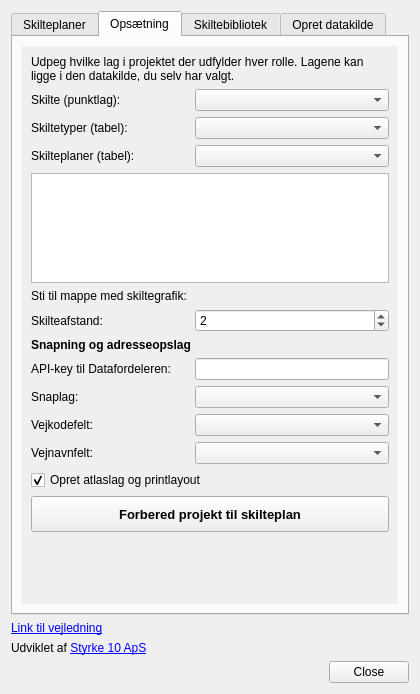
This is gui/skilteplan_dialog_base.ui in styrke10/skilteplan as Qt 5 draws it before an edit. The edited form follows.
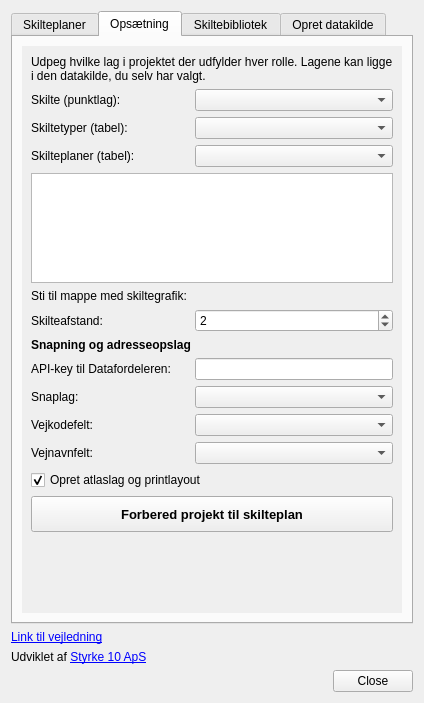
This is the edited form. Custom widgets are drawn as their Qt base class.

```diff
--- a/gui/skilteplan_dialog_base.ui
+++ b/gui/skilteplan_dialog_base.ui
@@ -6,8 +6,8 @@
    <rect>
     <x>0</x>
     <y>0</y>
-    <width>420</width>
-    <height>694</height>
+    <width>424</width>
+    <height>703</height>
    </rect>
   </property>
   <property name="minimumSize">
@@ -298,8 +298,8 @@
            <rect>
             <x>0</x>
             <y>0</y>
-            <width>370</width>
-            <height>540</height>
+            <width>374</width>
+            <height>566</height>
            </rect>
           </property>
           <layout class="QFormLayout" name="formOpsaetning">
```
Left out of the diff: 10 changed lines with no effect on the pictures.
